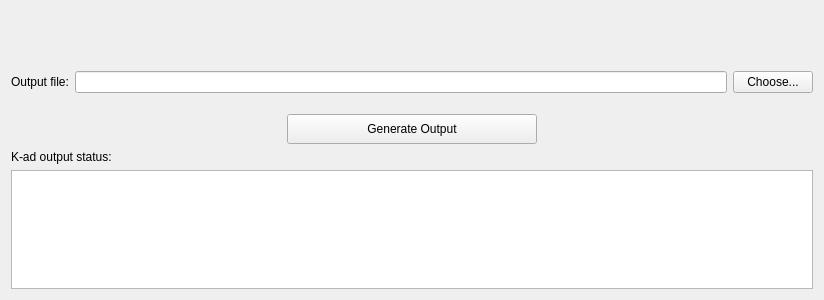
The window that NewGeneUI/NewGene/Widgets/CreateOutput/GenerateOutput/newgenegenerateoutput.ui (daniel347x/newgene) describes before a commit, drawn with Qt 5.
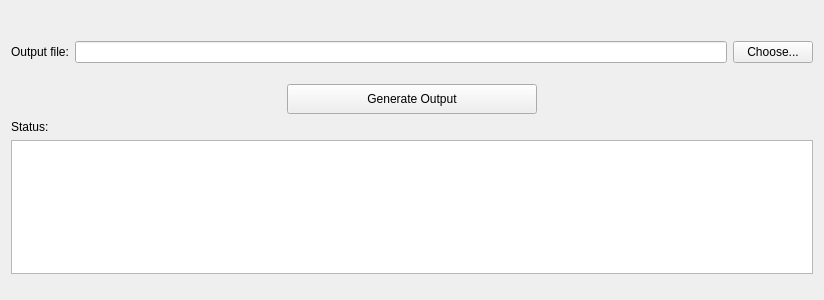
The same window after the commit.

Commit message: Failure text, as well as status text, is now handled.

Diff of the .ui file:
```diff
--- a/NewGeneUI/NewGene/Widgets/CreateOutput/GenerateOutput/newgenegenerateoutput.ui
+++ b/NewGeneUI/NewGene/Widgets/CreateOutput/GenerateOutput/newgenegenerateoutput.ui
@@ -31,7 +31,7 @@
      <property name="sizeHint" stdset="0">
       <size>
        <width>20</width>
-       <height>60</height>
+       <height>30</height>
       </size>
      </property>
     </spacer>
@@ -150,7 +150,7 @@
      <item>
       <widget class="QLabel" name="label_2">
        <property name="text">
-        <string>K-ad output status:</string>
+        <string>Status:</string>
        </property>
       </widget>
      </item>
@@ -166,6 +166,22 @@
      </item>
     </layout>
    </item>
+   <item>
+    <spacer name="verticalSpacer">
+     <property name="orientation">
+      <enum>Qt::Vertical</enum>
+     </property>
+     <property name="sizeType">
+      <enum>QSizePolicy::Fixed</enum>
+     </property>
+     <property name="sizeHint" stdset="0">
+      <size>
+       <width>20</width>
+       <height>15</height>
+      </size>
+     </property>
+    </spacer>
+   </item>
   </layout>
  </widget>
  <resources/>
```
The commit also changes 1 other file.
